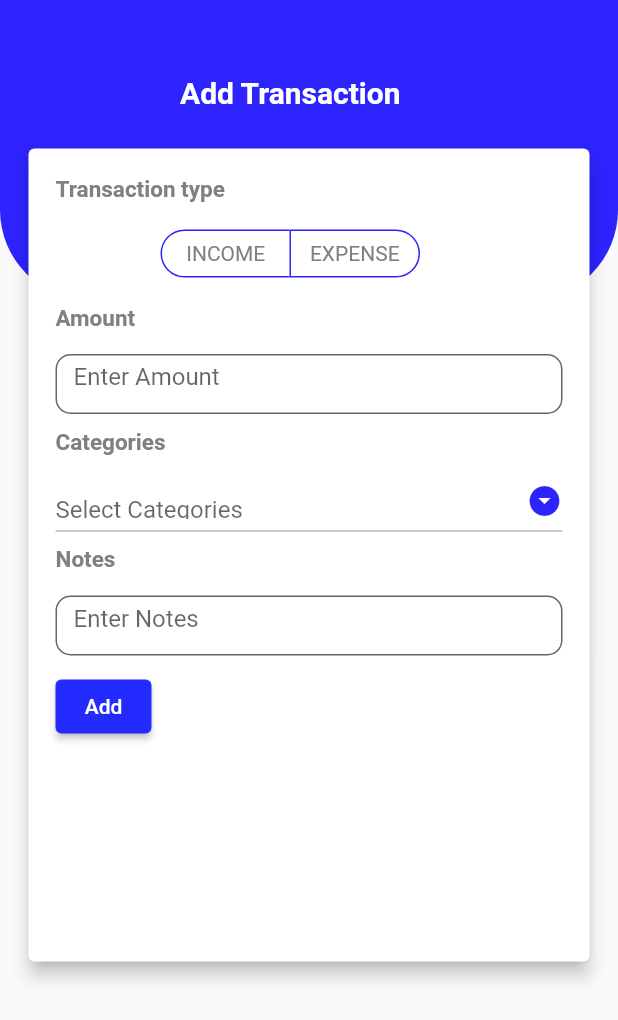
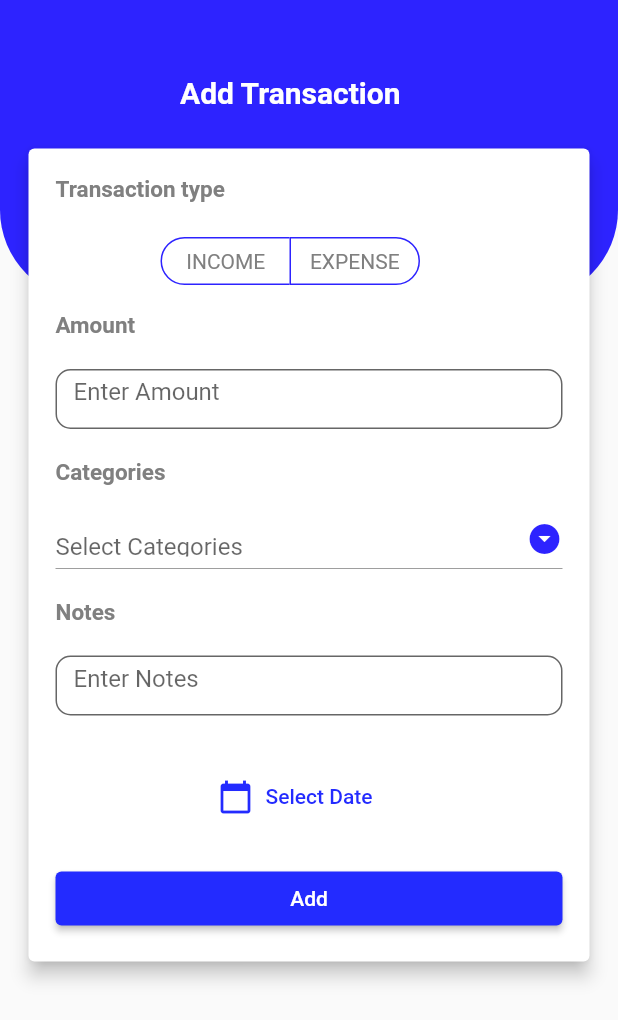
Before and after one commit to MuhadJasiR/Money-Manager-app, a Flutter app: the AddTransaction screen opened directly, on a phone screen of 412 x 824 dp. Shown: the top 1020 px of the screen. Run offline on Flutter 3.47's test engine with Material 2 defaults, Android fonts, the phone set to English and light mode, and no system bars; our stand-ins replace flip_card, hive_flutter, shared_preferences, smooth_page_indicator; accounts and stored records are empty.

```diff
--- a/lib/screens/add_screen.dart
+++ b/lib/screens/add_screen.dart
@@ -81,7 +81,7 @@ class _AddTransactionState extends State<AddTransaction> {
                                     color: Color.fromARGB(255, 128, 128, 128)),
                               ),
                               SizedBox(
-                                height: 10,
+                                height: 15,
                               ),
                               Padding(
                                 padding: const EdgeInsets.only(left: 70),
@@ -120,7 +120,7 @@ class _AddTransactionState extends State<AddTransaction> {
                                     fontWeight: FontWeight.bold,
                                     color: Color.fromARGB(255, 128, 128, 128)),
                               ),
-                              SizedBox(height: 15),
+                              SizedBox(height: 20),
                               Container(
                                 height: 40,
                                 width: 350,
@@ -135,7 +135,7 @@ class _AddTransactionState extends State<AddTransaction> {
                                       filled: true),
                                 ),
                               ),
-                              SizedBox(height: 10),
+                              SizedBox(height: 20),
                               Text(
                                 "Categories",
                                 style: TextStyle(
@@ -144,7 +144,7 @@ class _AddTransactionState extends State<AddTransaction> {
                                     color: Color.fromARGB(255, 128, 128, 128)),
                               ),
                               SizedBox(
-                                height: 10,
+                                height: 15,
                               ),
                               Container(
                                 height: 40,
@@ -166,7 +166,7 @@ class _AddTransactionState extends State<AddTransaction> {
                                   decoration: InputDecoration(enabled: false),
                                 ),
                               ),
-                              SizedBox(height: 10),
+                              SizedBox(height: 20),
                               Text(
                                 "Notes",
                                 textAlign: TextAlign.left,
@@ -175,7 +175,7 @@ class _AddTransactionState extends State<AddTransaction> {
                                     fontWeight: FontWeight.bold,
                                     color: Color.fromARGB(255, 128, 128, 128)),
                               ),
-                              SizedBox(height: 15),
+                              SizedBox(height: 20),
                               Container(
                                 height: 40,
                                 width: 350,
@@ -190,10 +190,23 @@ class _AddTransactionState extends State<AddTransaction> {
                                 ),
                               ),
                               SizedBox(
-                                height: 10,
+                                height: 30,
                               ),
-                              ElevatedButton(
-                                  onPressed: () {}, child: Text("Add")),
+                              Padding(
+                                padding: const EdgeInsets.only(left: 100),
+                                child: TextButton.icon(
+                                    onPressed: () {},
+                                    icon: Icon(Icons.calendar_today),
+                                    label: Text("Select Date")),
+                              ),
+                              SizedBox(
+                                height: 20,
+                              ),
+                              SizedBox(
+                                width: 500,
+                                child: ElevatedButton(
+                                    onPressed: () {}, child: Text("Add")),
+                              ),
                             ],
                           ),
                         ),
```
